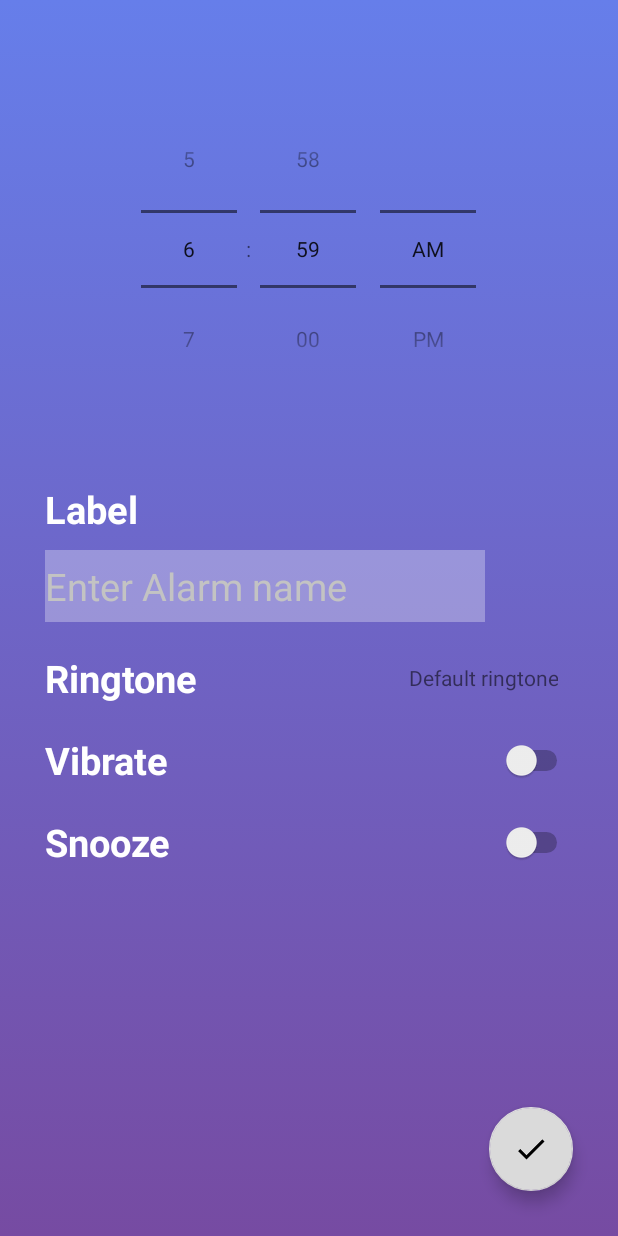
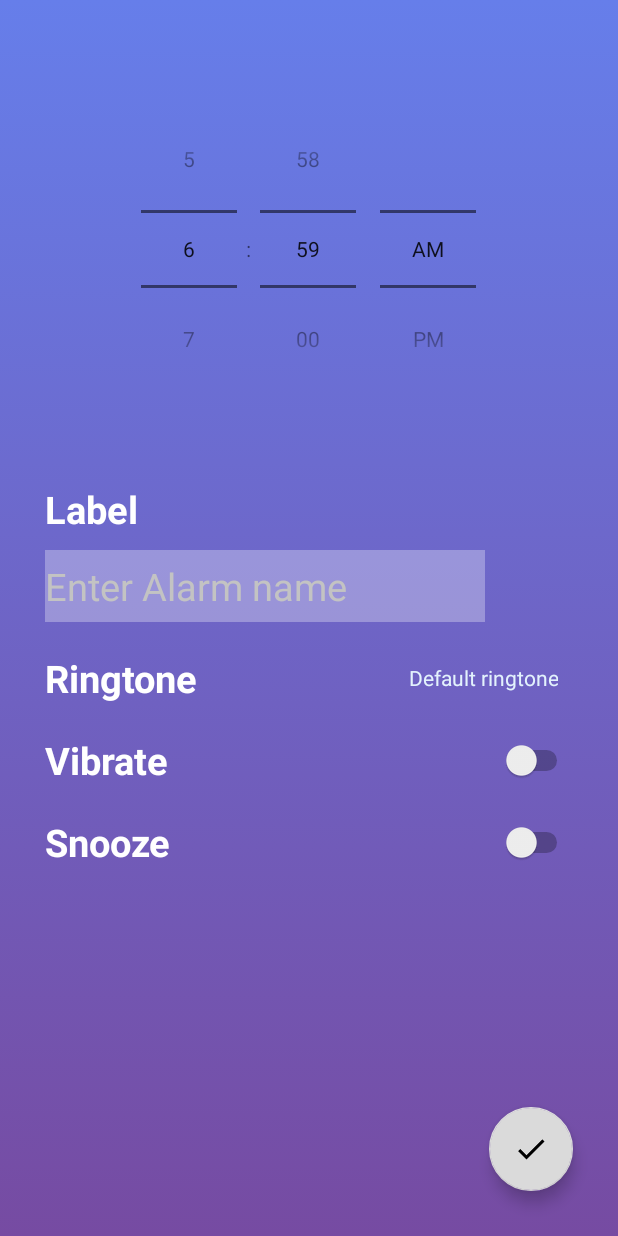
Before and after one commit to ashisbehera/Smart_Alarm, an Android app: the layout addalarm_activity.xml on its own in the app's theme, with its tools: preview values and no code run, on a phone screen of 412 x 824 dp. Run offline under Robolectric (Android 15) with nearby library versions, the phone set to English and light mode, and no system bars.

Commit message:
Ringtone

```diff
--- a/app/src/main/res/layout/addalarm_activity.xml
+++ b/app/src/main/res/layout/addalarm_activity.xml
@@ -98,12 +98,13 @@
 
             <TextView
                 android:id="@+id/setRingtone"
-                android:layout_width="0dp"
+                android:layout_width="0sp"
                 android:layout_height="match_parent"
                 android:layout_weight="1"
                 android:gravity="center|right"
-                android:paddingRight="10dp"
-                android:text="Default ringtone" />
+                android:paddingRight="10sp"
+                android:text="Default ringtone"
+                android:textColor="#E3F2FD" />
         </LinearLayout>
 
 
```
